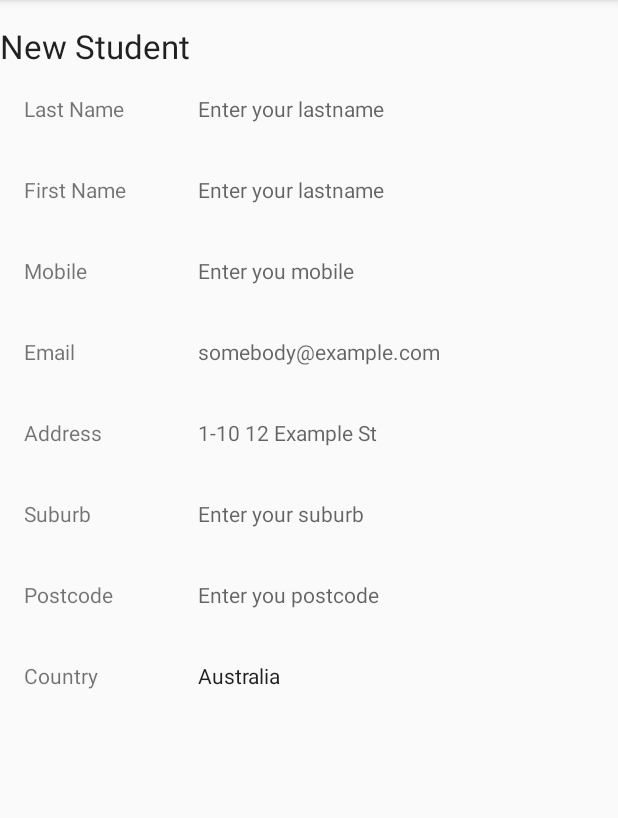
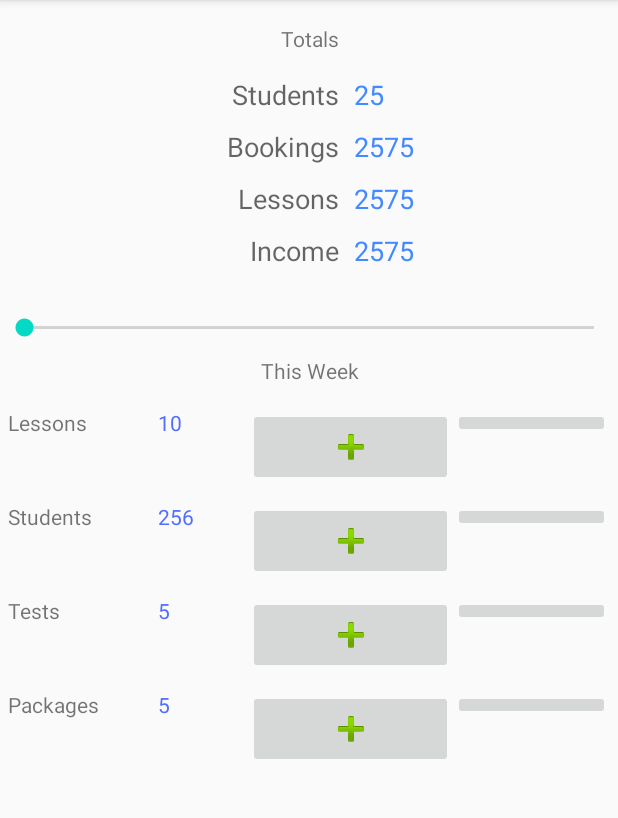
Before and after one commit to 1mara1/sit305_ass2_driving_instructor_manager, an Android app: the screen it shows after launch (MainActivity), on a phone screen of 412 x 824 dp, the part 84-902 px from its top. Run offline under Robolectric (Android 15) with nearby library versions, the phone set to English and light mode, and no system bars.

Commit message:
Add dashboard fragment, fixed elements layout, can navigate to form fragments from dashboard

```diff
--- /dev/null
+++ b/app/src/main/java/com/example/drivingschoolmanagerandplanner/DashboardFragment.java
@@ -0,0 +1,119 @@
+package com.example.drivingschoolmanagerandplanner;
+
+import android.os.Bundle;
+
+import androidx.appcompat.app.AppCompatActivity;
+import androidx.fragment.app.Fragment;
+import androidx.fragment.app.FragmentManager;
+import androidx.fragment.app.FragmentTransaction;
+
+import android.view.LayoutInflater;
+import android.view.View;
+import android.view.ViewGroup;
+import android.widget.ImageView;
+
+
+/**
+ * A simple {@link Fragment} subclass.
+ * Use the {@link DashboardFragment#newInstance} factory method to
+ * create an instance of this fragment.
+ */
+public class DashboardFragment extends Fragment {
+
+
+    ImageView lessonImageView;
+    ImageView studentImageView;
+    ImageView testImageView;
+    ImageView packageImageView;
+
+
+    // TODO: Rename parameter arguments, choose names that match
+    // the fragment initialization parameters, e.g. ARG_ITEM_NUMBER
+    private static final String ARG_PARAM1 = "param1";
+    private static final String ARG_PARAM2 = "param2";
+
+    // TODO: Rename and change types of parameters
+    private String mParam1;
+    private String mParam2;
+
+    public DashboardFragment() {
+        // Required empty public constructor
+    }
+
+    /**
+     * Use this factory method to create a new instance of
+     * this fragment using the provided parameters.
+     *
+     * @param param1 Parameter 1.
+     * @param param2 Parameter 2.
+     * @return A new instance of fragment DashboardFragment.
+     */
+    // TODO: Rename and change types and number of parameters
+    public static DashboardFragment newInstance(String param1, String param2) {
+        DashboardFragment fragment = new DashboardFragment();
+        Bundle args = new Bundle();
+        args.putString(ARG_PARAM1, param1);
+        args.putString(ARG_PARAM2, param2);
+        fragment.setArguments(args);
+        return fragment;
+    }
+
+    @Override
+    public void onCreate(Bundle savedInstanceState) {
+        super.onCreate(savedInstanceState);
+        if (getArguments() != null) {
+            mParam1 = getArguments().getString(ARG_PARAM1);
+            mParam2 = getArguments().getString(ARG_PARAM2);
+        }
+    }
+
+    @Override
+    public View onCreateView(LayoutInflater inflater, ViewGroup container,
+                             Bundle savedInstanceState) {
+        // Inflate the layout for this fragment
+        final View view = inflater.inflate(R.layout.fragment_dashboard, container, false);
+
+        studentImageView = (ImageView)view.findViewById(R.id.studentsAddImageButton);
+        lessonImageView = (ImageView)view.findViewById(R.id.lessonAddImageButton);
+        testImageView = (ImageView)view.findViewById(R.id.testsAddImageButton);
+        packageImageView = (ImageView)view.findViewById(R.id.packagesAddImageButton);
+
+
+        studentImageView.setOnClickListener(new View.OnClickListener() {
+            @Override
+            public void onClick(View view) {
+                SetFragment(new StudentFragment());
+            }
+        });
+
+        lessonImageView.setOnClickListener(new View.OnClickListener() {
+            @Override
+            public void onClick(View view) {
+                SetFragment(new LessonFragment());
+            }
+        });
+        testImageView.setOnClickListener(new View.OnClickListener() {
+            @Override
+            public void onClick(View view) {
+                SetFragment(new DrivingTestFragment());
+            }
+        });
+        packageImageView.setOnClickListener(new View.OnClickListener() {
+            @Override
+            public void onClick(View view) {
+                SetFragment(new PackageFragment());
+            }
+        });
+
+        return view;
+    }
+
+
+    private void SetFragment(Fragment fragment){
+
+        FragmentManager manager = getActivity().getSupportFragmentManager();
+        FragmentTransaction fragmentTransaction = manager.beginTransaction();
+        fragmentTransaction.add(R.id.FormsFrameLayout, fragment).addToBackStack(null);
+        fragmentTransaction.commit();
+    }
+}
--- a/app/src/main/java/com/example/drivingschoolmanagerandplanner/MainActivity.java
+++ b/app/src/main/java/com/example/drivingschoolmanagerandplanner/MainActivity.java
@@ -16,7 +16,7 @@ public class MainActivity extends AppCompatActivity {
 
 //        FragmentManager manager = ((AppCompatActivity)context).getSupportFragmentManager();
         FragmentTransaction fragmentTransaction = getSupportFragmentManager().beginTransaction();
-        fragmentTransaction.add(R.id.FormsFrameLayout, new StudentFragment());
+        fragmentTransaction.add(R.id.FormsFrameLayout, new DashboardFragment());
         fragmentTransaction.commit();
 
 
--- /dev/null
+++ b/app/src/main/res/layout/fragment_dashboard.xml
@@ -0,0 +1,303 @@
+<?xml version="1.0" encoding="utf-8"?>
+<FrameLayout xmlns:android="http://schemas.android.com/apk/res/android"
+    xmlns:app="http://schemas.android.com/apk/res-auto"
+    xmlns:tools="http://schemas.android.com/tools"
+    android:layout_width="match_parent"
+    android:layout_height="match_parent"
+    tools:context=".DashboardFragment">
+
+    <LinearLayout
+        android:layout_width="match_parent"
+        android:layout_height="wrap_content"
+        android:orientation="vertical">
+
+        <TextView
+            android:id="@+id/textView19"
+            android:layout_width="match_parent"
+            android:layout_height="wrap_content"
+            android:layout_weight="1"
+            android:gravity="center"
+            android:text="Totals" />
+
+        <LinearLayout
+            android:layout_width="match_parent"
+            android:layout_height="wrap_content"
+            android:layout_marginTop="15dp"
+            android:gravity="center"
+            android:orientation="horizontal">
+
+            <TextView
+                android:id="@+id/textView7"
+                android:layout_width="110dp"
+                android:layout_height="wrap_content"
+                android:layout_marginEnd="10dp"
+                android:text="Students"
+                android:textAlignment="viewEnd"
+                android:textAppearance="@style/TextAppearance.AppCompat.Display1"
+                android:textSize="18sp" />
+
+            <TextView
+                android:id="@+id/textView8"
+                android:layout_width="60dp"
+                android:layout_height="wrap_content"
+                android:text="25"
+                android:textAppearance="@style/TextAppearance.AppCompat.Display1"
+                android:textColor="#448AFF"
+                android:textSize="18sp" />
+
+        </LinearLayout>
+
+        <LinearLayout
+            android:layout_width="match_parent"
+            android:layout_height="wrap_content"
+            android:layout_marginTop="10dp"
+            android:gravity="center"
+            android:orientation="horizontal">
+
+            <TextView
+                android:id="@+id/textView9"
+                android:layout_width="110dp"
+                android:layout_height="wrap_content"
+                android:layout_marginEnd="10dp"
+                android:text="Bookings"
+                android:textAlignment="viewEnd"
+                android:textAppearance="@style/TextAppearance.AppCompat.Display1"
+                android:textSize="18sp" />
+
+            <TextView
+                android:id="@+id/textView10"
+                android:layout_width="60dp"
+                android:layout_height="wrap_content"
+                android:text="2575"
+                android:textAppearance="@style/TextAppearance.AppCompat.Display1"
+                android:textColor="#448AFF"
+                android:textSize="18sp" />
+
+        </LinearLayout>
+
+        <LinearLayout
+            android:layout_width="match_parent"
+            android:layout_height="wrap_content"
+            android:layout_marginTop="10dp"
+            android:gravity="center"
+            android:orientation="horizontal">
+
+            <TextView
+                android:id="@+id/textView11"
+                android:layout_width="110dp"
+                android:layout_height="wrap_content"
+                android:layout_marginEnd="10dp"
+                android:text="Lessons"
+                android:textAlignment="viewEnd"
+                android:textAppearance="@style/TextAppearance.AppCompat.Display1"
+                android:textSize="18sp" />
+
+            <TextView
+                android:id="@+id/textView12"
+                android:layout_width="60dp"
+                android:layout_height="wrap_content"
+                android:text="2575"
+                android:textAppearance="@style/TextAppearance.AppCompat.Display1"
+                android:textColor="#448AFF"
+                android:textSize="18sp" />
+
+        </LinearLayout>
+
+        <LinearLayout
+            android:layout_width="match_parent"
+            android:layout_height="wrap_content"
+            android:layout_marginTop="10dp"
+            android:gravity="center"
+            android:orientation="horizontal">
+
+            <TextView
+                android:id="@+id/textView15"
+                android:layout_width="110dp"
+                android:layout_height="wrap_content"
+                android:layout_marginEnd="10dp"
+                android:text="Income"
+                android:textAlignment="viewEnd"
+                android:textAppearance="@style/TextAppearance.AppCompat.Display1"
+                android:textSize="18sp" />
+
+            <TextView
+                android:id="@+id/textView16"
+                android:layout_width="60dp"
+                android:layout_height="wrap_content"
+                android:text="2575"
+                android:textAppearance="@style/TextAppearance.AppCompat.Display1"
+                android:textColor="#448AFF"
+                android:textSize="18sp" />
+
+        </LinearLayout>
+
+        <LinearLayout
+            android:layout_width="match_parent"
+            android:layout_height="match_parent"
+            android:layout_marginTop="30dp"
+            android:orientation="horizontal">
+
+            <SeekBar
+                android:id="@+id/seekBar"
+                android:layout_width="wrap_content"
+                android:layout_height="wrap_content"
+                android:layout_weight="1" />
+        </LinearLayout>
+
+        <LinearLayout
+            android:layout_width="match_parent"
+            android:layout_height="match_parent"
+            android:layout_margin="10dp"
+            android:orientation="horizontal">
+
+            <TextView
+                android:id="@+id/textView3"
+                android:layout_width="wrap_content"
+                android:layout_height="wrap_content"
+                android:layout_weight="1"
+                android:gravity="center"
+                android:text="This Week" />
+        </LinearLayout>
+
+        <LinearLayout
+            android:layout_width="match_parent"
+            android:layout_height="match_parent"
+            android:layout_margin="5dp"
+            android:orientation="horizontal">
+
+            <TextView
+                android:id="@+id/textView13"
+                android:layout_width="100dp"
+                android:layout_height="wrap_content"
+                android:text="Lessons" />
+
+            <TextView
+                android:id="@+id/lessonsTextView"
+                android:layout_width="60dp"
+                android:layout_height="wrap_content"
+                android:text="10"
+                android:textColor="#536DFE" />
+
+            <ImageButton
+                android:id="@+id/lessonAddImageButton"
+                style="@style/Widget.AppCompat.ImageButton"
+                android:layout_width="wrap_content"
+                android:layout_height="wrap_content"
+                android:layout_weight="1"
+                android:src="@android:drawable/ic_input_add" />
+
+            <ImageButton
+                android:id="@+id/lessonViewImageButton"
+                android:layout_width="wrap_content"
+                android:layout_height="wrap_content"
+                android:layout_weight="1"
+                tools:src="@drawable/ic_search_black_24dp" />
+
+        </LinearLayout>
+
+        <LinearLayout
+            android:layout_width="match_parent"
+            android:layout_height="match_parent"
+            android:layout_margin="5dp"
+            android:orientation="horizontal">
+
+            <TextView
+                android:id="@+id/textView17"
+                android:layout_width="100dp"
+                android:layout_height="wrap_content"
+                android:text="Students" />
+
+            <TextView
+                android:id="@+id/studentsTextView"
+                android:layout_width="60dp"
+                android:layout_height="wrap_content"
+                android:text="256"
+                android:textColor="#536DFE" />
+
+            <ImageButton
+                android:id="@+id/studentsAddImageButton"
+                android:layout_width="wrap_content"
+                android:layout_height="wrap_content"
+                android:layout_weight="1"
+                android:src="@android:drawable/ic_input_add" />
+
+            <ImageButton
+                android:id="@+id/studentsViewImageButton"
+                android:layout_width="wrap_content"
+                android:layout_height="wrap_content"
+                android:layout_weight="1"
+                tools:src="@drawable/ic_search_black_24dp" />
+
+        </LinearLayout>
+
+        <LinearLayout
+            android:layout_width="match_parent"
+            android:layout_height="match_parent"
+            android:layout_margin="5dp"
+            android:orientation="horizontal">
+
+            <TextView
+                android:id="@+id/textView147"
+                android:layout_width="100dp"
+                android:layout_height="wrap_content"
+                android:text="Tests" />
+
+            <TextView
+                android:id="@+id/testsTextView"
+                android:layout_width="60dp"
+                android:layout_height="wrap_content"
+                android:text="5"
+                android:textColor="#536DFE" />
+
+            <ImageButton
+                android:id="@+id/testsAddImageButton"
+                android:layout_width="wrap_content"
+                android:layout_height="wrap_content"
+                android:layout_weight="1"
+                android:src="@android:drawable/ic_input_add" />
+
+            <ImageButton
+                android:id="@+id/testsViewImageButton"
+                android:layout_width="wrap_content"
+                android:layout_height="wrap_content"
+                android:layout_weight="1"
+                tools:src="@drawable/ic_search_black_24dp" />
+
+        </LinearLayout>
+        <LinearLayout
+            android:layout_width="match_parent"
+            android:layout_height="match_parent"
+            android:layout_margin="5dp"
+            android:orientation="horizontal">
+
+            <TextView
+                android:id="@+id/textView1427"
+                android:layout_width="100dp"
+                android:layout_height="wrap_content"
+                android:text="Packages" />
+
+            <TextView
+                android:id="@+id/packagesTextView"
+                android:layout_width="60dp"
+                android:layout_height="wrap_content"
+                android:text="5"
+                android:textColor="#536DFE" />
+
+            <ImageButton
+                android:id="@+id/packagesAddImageButton"
+                android:layout_width="wrap_content"
+                android:layout_height="wrap_content"
+                android:layout_weight="1"
+                android:src="@android:drawable/ic_input_add" />
+
+            <ImageButton
+                android:id="@+id/packagesViewImageButton"
+                android:layout_width="wrap_content"
+                android:layout_height="wrap_content"
+                android:layout_weight="1"
+                tools:src="@drawable/ic_search_black_24dp" />
+
+        </LinearLayout>
+    </LinearLayout>
+
+</FrameLayout>
```
Also changed, not shown: app/src/main/res/layout/fragment_driving_test.xml (+42 -23 lines), app/src/main/res/layout/fragment_lesson.xml (+6 -7 lines), app/src/main/res/layout/fragment_package.xml (+45 -10 lines), app/src/main/res/layout/fragment_student.xml (+27 -4 lines).
